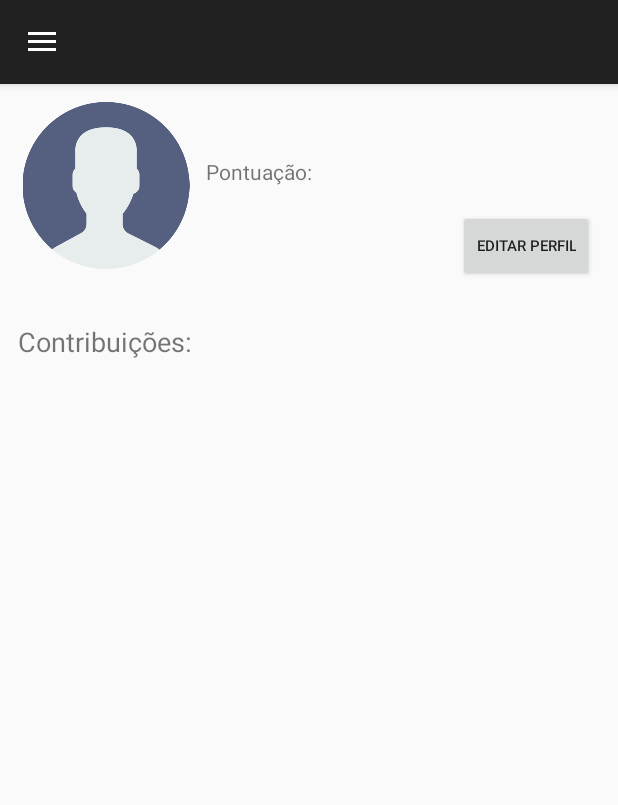
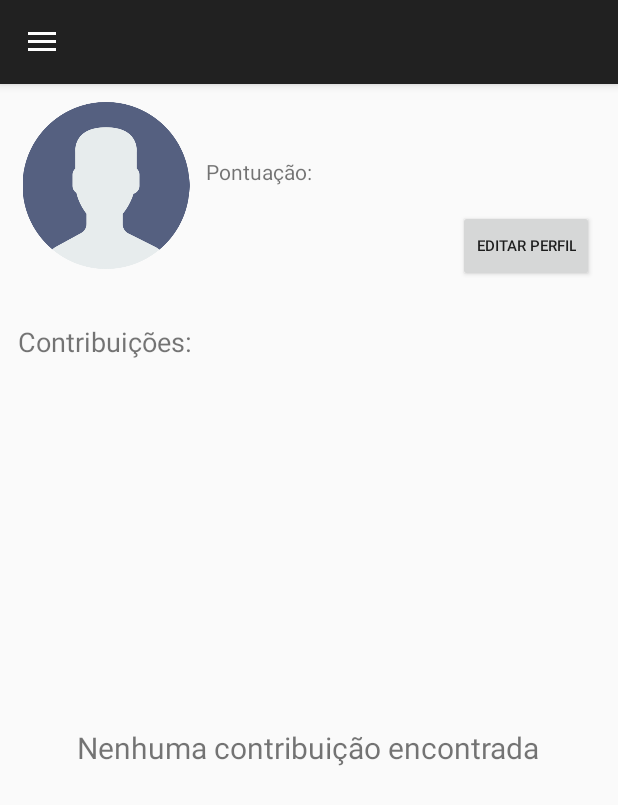
Before and after one commit to TiagoSanti/app-woods, an Android app: the screen it shows after launch once a user with an empty profile is signed in (MainActivity before the commit, Main after it), in the side drawer, after a tap on "Perfil", on a phone screen of 412 x 824 dp. Shown: the top 805 px of the screen. Run offline under Robolectric (Android 15) with nearby library versions, the phone set to English and light mode, and no system bars; our stand-ins replace Firebase (no records; nobody signed in at launch, a user with empty details on screens opened directly).

Commit message:
Ajustes gerais

```diff
--- a/Woods App/src/main/java/com/example/woods/CadastrarUsuario.java
+++ b/Woods App/src/main/java/com/example/woods/Atividades/CadastrarUsuario.java
@@ -1,4 +1,4 @@
-package com.example.woods;
+package com.example.woods.Atividades;
 
 import androidx.annotation.NonNull;
 import androidx.appcompat.app.AppCompatActivity;
@@ -11,6 +11,8 @@ import android.widget.Button;
 import android.widget.EditText;
 import android.widget.TextView;
 
+import com.example.woods.R;
+import com.example.woods.Colecoes.Usuario;
 import com.google.android.gms.tasks.OnCompleteListener;
 import com.google.android.gms.tasks.Task;
 import com.google.firebase.auth.AuthResult;
@@ -58,7 +60,11 @@ public class CadastrarUsuario extends AppCompatActivity {
                 senha = edtSenha.getText().toString();
                 confSenha = edtConfirmarSenha.getText().toString();
 
-                if(TextUtils.isEmpty(nome) || TextUtils.isEmpty(sobrenome) || TextUtils.isEmpty(email) || TextUtils.isEmpty(senha) || TextUtils.isEmpty(confSenha)) {
+                if(TextUtils.isEmpty(nome)
+                        || TextUtils.isEmpty(sobrenome)
+                        || TextUtils.isEmpty(email)
+                        || TextUtils.isEmpty(senha)
+                        || TextUtils.isEmpty(confSenha)) {
                     txtErroCadastro.setText("Existe(m) campo(s) não preenchido(s)");
                     txtErroCadastro.setVisibility(View.VISIBLE);
                 }
@@ -76,7 +82,7 @@ public class CadastrarUsuario extends AppCompatActivity {
 
                                 txtErroCadastro.setVisibility(View.INVISIBLE);
 
-                                startActivity(new Intent(CadastrarUsuario.this, MainActivity.class));
+                                startActivity(new Intent(CadastrarUsuario.this, Main.class));
                                 finish();
                             }
                             else {
--- a/Woods App/src/main/java/com/example/woods/Login.java
+++ b/Woods App/src/main/java/com/example/woods/Atividades/Login.java
@@ -1,4 +1,4 @@
-package com.example.woods;
+package com.example.woods.Atividades;
 
 import android.content.Intent;
 import android.os.Bundle;
@@ -9,11 +9,11 @@ import android.widget.Button;
 import android.widget.EditText;
 import android.widget.ProgressBar;
 import android.widget.TextView;
-import android.widget.Toast;
 
 import androidx.annotation.NonNull;
 import androidx.appcompat.app.AppCompatActivity;
 
+import com.example.woods.R;
 import com.google.android.gms.tasks.OnCompleteListener;
 import com.google.android.gms.tasks.Task;
 import com.google.firebase.auth.AuthResult;
@@ -72,7 +72,7 @@ public class Login extends AppCompatActivity {
                         public void onComplete(@NonNull Task<AuthResult> task) {
                             if(task.isSuccessful()) {
                                 txtErroLogin.setVisibility(View.INVISIBLE);
-                                startActivity(new Intent(Login.this, MainActivity.class));
+                                startActivity(new Intent(Login.this, Main.class));
                                 finish();
                             }
                             else {
--- a/Woods App/src/main/java/com/example/woods/MainActivity.java
+++ b/Woods App/src/main/java/com/example/woods/Atividades/Main.java
@@ -1,10 +1,9 @@
-package com.example.woods;
+package com.example.woods.Atividades;
 
 import android.Manifest;
 import android.content.Intent;
 import android.content.pm.PackageManager;
 import android.os.Bundle;
-import android.util.Log;
 import android.view.MenuItem;
 import androidx.annotation.NonNull;
 import androidx.appcompat.app.ActionBarDrawerToggle;
@@ -15,11 +14,15 @@ import androidx.core.view.GravityCompat;
 import androidx.drawerlayout.widget.DrawerLayout;
 import androidx.fragment.app.FragmentManager;
 import androidx.fragment.app.FragmentTransaction;
+
+import com.example.woods.Fragmentos.Maps;
+import com.example.woods.Fragmentos.Perfil;
+import com.example.woods.R;
 import com.google.android.material.navigation.NavigationView;
 import com.google.firebase.auth.FirebaseAuth;
 import com.google.firebase.auth.FirebaseUser;
 
-public class MainActivity extends AppCompatActivity implements NavigationView.OnNavigationItemSelectedListener {
+public class Main extends AppCompatActivity implements NavigationView.OnNavigationItemSelectedListener {
 
     int TAG_CODE_PERMISSION_LOCATION;
 
@@ -62,7 +65,7 @@ public class MainActivity extends AppCompatActivity implements NavigationView.On
         FirebaseUser currentUser = FirebaseAuth.getInstance().getCurrentUser();
 
         if (currentUser == null) {
-            startActivity(new Intent(MainActivity.this, Login.class));
+            startActivity(new Intent(Main.this, Login.class));
             finish();
         } else {
             if(!checkLocPermission()) {
@@ -89,12 +92,6 @@ public class MainActivity extends AppCompatActivity implements NavigationView.On
                 transaction = fragmentManager.beginTransaction();
                 transaction.replace(R.id.container, new Maps());
                 transaction.commitNow();
-                Log.i("santi_Maps Commit", "Maps Commit");
-
-                break;
-
-            case R.id.classificacao:
-
 
                 break;
 
@@ -106,7 +103,7 @@ public class MainActivity extends AppCompatActivity implements NavigationView.On
                 break;
 
             case R.id.sair:
-                Intent it = new Intent(MainActivity.this, Login.class);
+                Intent it = new Intent(Main.this, Login.class);
                 FirebaseUser currentUser = mAuth.getCurrentUser();
 
                 it.putExtra("userEmail", currentUser.getEmail());
--- a/Woods App/src/main/java/com/example/woods/Localizacao.java
+++ b/Woods App/src/main/java/com/example/woods/Colecoes/Localizacao.java
@@ -1,6 +1,5 @@
-package com.example.woods;
+package com.example.woods.Colecoes;
 
-import com.google.firebase.firestore.CollectionReference;
 import com.google.firebase.firestore.DocumentReference;
 import com.google.firebase.firestore.FirebaseFirestore;
 
--- a/Woods App/src/main/java/com/example/woods/Perfil.java
+++ b/Woods App/src/main/java/com/example/woods/Fragmentos/Perfil.java
@@ -1,4 +1,4 @@
-package com.example.woods;
+package com.example.woods.Fragmentos;
 
 import android.content.Context;
 import android.os.Bundle;
@@ -21,6 +21,10 @@ import android.widget.ImageView;
 import android.widget.TextView;
 
 import com.bumptech.glide.Glide;
+import com.example.woods.Colecoes.Localizacao;
+import com.example.woods.R;
+import com.example.woods.RVAdapterLocalizacoes;
+import com.example.woods.Colecoes.Usuario;
 import com.google.android.gms.tasks.OnCompleteListener;
 import com.google.android.gms.tasks.OnSuccessListener;
 import com.google.android.gms.tasks.Task;
@@ -66,6 +70,7 @@ public class Perfil extends Fragment {
         ImageView imgVerificado = view.findViewById(R.id.imgVerificado);
         TextView txtNomeSobrenome = view.findViewById(R.id.txtNomeSobrenomePerfil);
         TextView txtPontuacao = view.findViewById(R.id.txtPontuacaoPerfil);
+        TextView txtNenhuma = view.findViewById(R.id.txtNenhumaContribuicao);
         Button btnEditar = view.findViewById(R.id.btnEditarPerfil);
         RecyclerView RV = view.findViewById(R.id.recyclerLoc);
 
@@ -80,9 +85,12 @@ public class Perfil extends Fragment {
                 RV.setLayoutManager(new LinearLayoutManager(context));
                 RecyclerView.Adapter RVAdapter = new RVAdapterLocalizacoes(finalListLoc);
                 RV.setAdapter(RVAdapter);
+
+                if(finalListLoc.isEmpty()) {
+                    txtNenhuma.setVisibility(View.VISIBLE);
+                }
             }
         }, 1000);
-
 
         documentReference = db.collection("usuarios").document(userID);
         documentReference.get().addOnSuccessListener(new OnSuccessListener<DocumentSnapshot>() {
@@ -130,7 +138,6 @@ public class Perfil extends Fragment {
                         if (task.isSuccessful()) {
                             for (QueryDocumentSnapshot document : task.getResult()) {
                                 listLoc.add(document.toObject(Localizacao.class));
-                                Log.d("santi_userLocsSize 1", ""+listLoc.size());
                             }
 
 
--- a/Woods App/src/main/java/com/example/woods/RVAdapterLocalizacoes.java
+++ b/Woods App/src/main/java/com/example/woods/RVAdapterLocalizacoes.java
@@ -8,6 +8,8 @@ import android.widget.TextView;
 
 import androidx.annotation.NonNull;
 import androidx.recyclerview.widget.RecyclerView;
+
+import com.example.woods.Colecoes.Localizacao;
 
 import java.util.List;
 
--- a/Woods App/src/main/res/layout/activity_cadastrar_usuario.xml
+++ b/Woods App/src/main/res/layout/activity_cadastrar_usuario.xml
@@ -6,7 +6,7 @@
     android:layout_height="match_parent"
 
     android:background="@color/green5"
-    tools:context=".CadastrarUsuario">
+    tools:context=".Atividades.CadastrarUsuario">
 
 
     <EditText
--- a/Woods App/src/main/res/layout/activity_login.xml
+++ b/Woods App/src/main/res/layout/activity_login.xml
@@ -8,7 +8,7 @@
     android:layout_centerHorizontal="false"
     android:layout_gravity="center_horizontal"
     android:background="@color/green5"
-    tools:context=".MainActivity">
+    tools:context=".Atividades.Main">
 
     <ImageView
         android:id="@+id/AppIcon"
--- a/Woods App/src/main/res/layout/fragment_editar_perfil.xml
+++ b/Woods App/src/main/res/layout/fragment_editar_perfil.xml
@@ -4,7 +4,7 @@
     xmlns:tools="http://schemas.android.com/tools"
     android:layout_width="match_parent"
     android:layout_height="match_parent"
-    tools:context=".EditarPerfil">
+    tools:context=".Fragmentos.EditarPerfil">
 
     <EditText
         android:id="@+id/edtEditarNome"
--- a/Woods App/src/main/res/layout/fragment_maps.xml
+++ b/Woods App/src/main/res/layout/fragment_maps.xml
@@ -5,7 +5,7 @@
     android:name="com.google.android.gms.maps.SupportMapFragment"
     android:layout_width="match_parent"
     android:layout_height="match_parent"
-    tools:context=".Maps" >
+    tools:context=".Fragmentos.Maps" >
 
     <Button
         android:id="@+id/btnFiltrarCancelar"
--- a/Woods App/src/main/res/layout/fragment_perfil.xml
+++ b/Woods App/src/main/res/layout/fragment_perfil.xml
@@ -5,7 +5,7 @@
     android:id="@+id/frag_perfil"
     android:layout_width="match_parent"
     android:layout_height="match_parent"
-    tools:context=".Perfil">
+    tools:context=".Fragmentos.Perfil">
 
     <TextView
         android:id="@+id/txtNomeSobrenomePerfil"
@@ -81,4 +81,17 @@
         app:layout_constraintStart_toStartOf="parent"
         app:layout_constraintTop_toBottomOf="@+id/txtContribuicoesPerfil" />
 
+    <TextView
+        android:id="@+id/txtNenhumaContribuicao"
+        android:layout_width="wrap_content"
+        android:layout_height="wrap_content"
+        android:layout_marginBottom="312dp"
+        android:text="Nenhuma contribuição encontrada"
+        android:textSize="20sp"
+        android:visibility="invisible"
+        app:layout_constraintBottom_toBottomOf="parent"
+        app:layout_constraintEnd_toEndOf="parent"
+        app:layout_constraintHorizontal_bias="0.495"
+        app:layout_constraintStart_toStartOf="parent" />
+
 </androidx.constraintlayout.widget.ConstraintLayout>
--- a/Woods App/src/main/res/menu/menu_items.xml
+++ b/Woods App/src/main/res/menu/menu_items.xml
@@ -7,15 +7,6 @@
             android:id="@+id/mapa"
             android:icon="@drawable/baseline_map_black_24"
             android:title="Mapa"/>
-
-        <item
-            android:id="@+id/classificacao"
-            android:icon="@drawable/baseline_star_border_black_24"
-            android:title="Classificação"/>
-
-    </group>
-
-    <group android:checkableBehavior="single">
 
         <item
             android:id="@+id/frag_perfil"
```
Also changed, not shown: Woods App/src/main/AndroidManifest.xml (+4 -4 lines), Woods App/src/main/java/com/example/woods/Colecoes/Usuario.java (renamed from Woods App/src/main/java/com/example/woods/Usuario.java, +1 -6 lines), Woods App/src/main/java/com/example/woods/Especie.java (deleted, +0 -27 lines), Woods App/src/main/java/com/example/woods/Fragmentos/EditarPerfil.java (renamed from Woods App/src/main/java/com/example/woods/EditarPerfil.java, +21 -34 lines), Woods App/src/main/java/com/example/woods/Fragmentos/Maps.java (renamed from Woods App/src/main/java/com/example/woods/Maps.java, +6 -22 lines).
